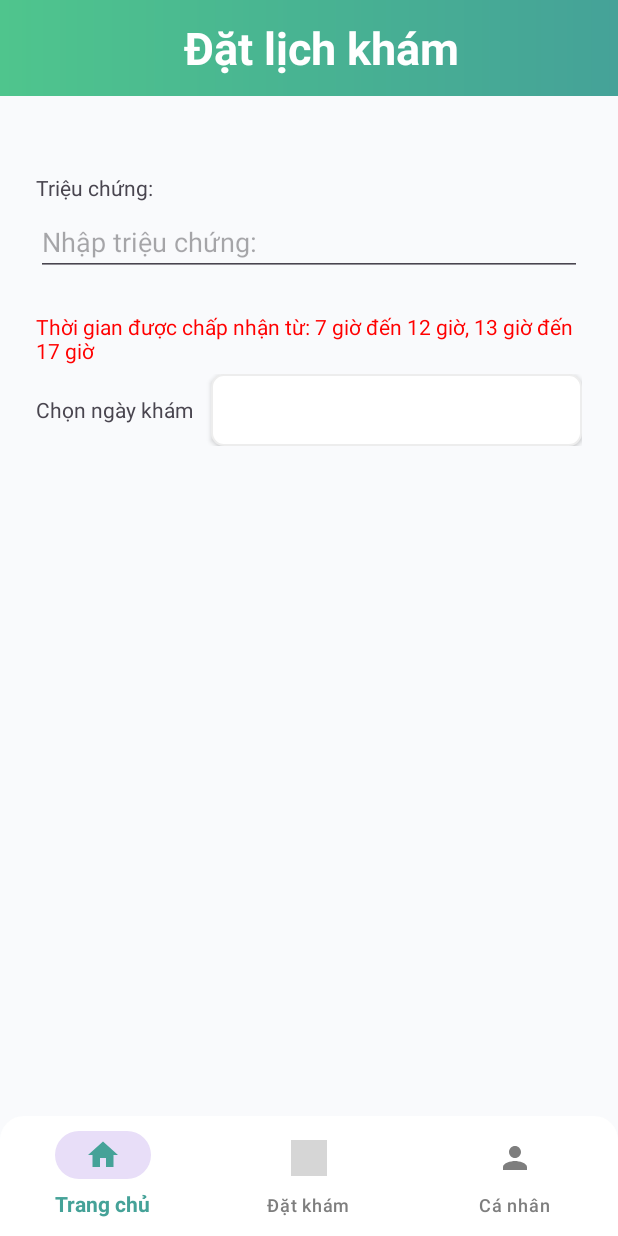
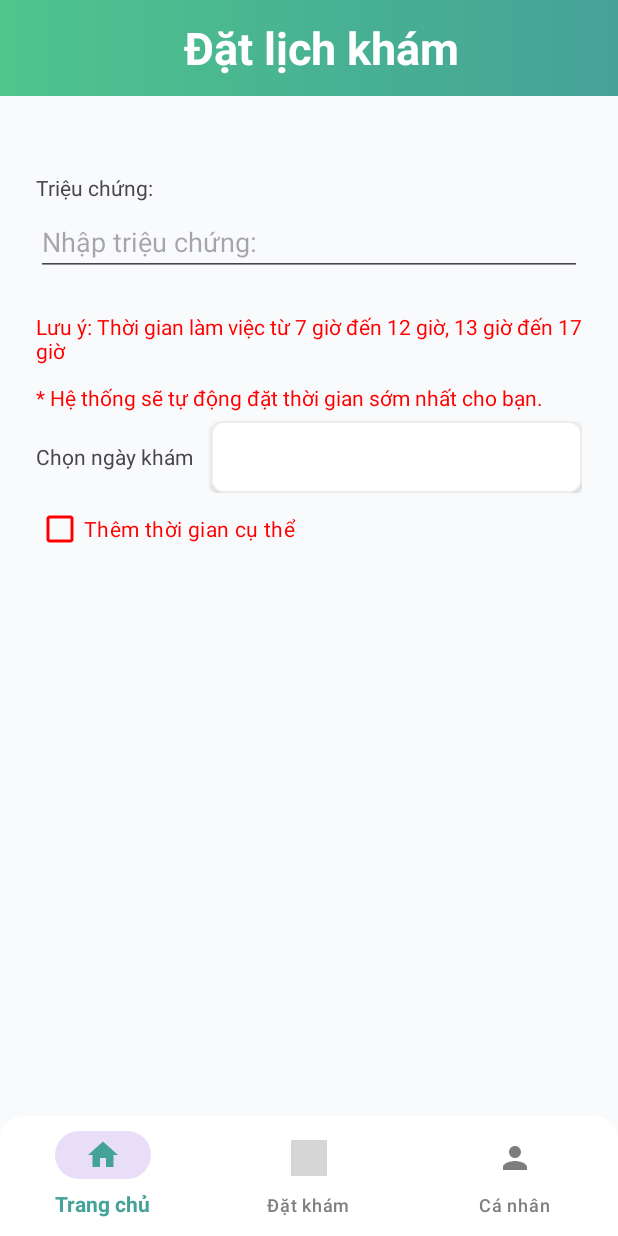
Before and after one commit to hainl2000/VCARE-APP, an Android app: the fragment AppointmentFragment placed in its activity, on a phone screen of 412 x 824 dp. Run offline under Robolectric (Android 15) with nearby library versions, the phone set to English and light mode, and no system bars; our stand-ins replace RxJava, data binding; libraries missing offline, so code that uses them is left out: hu.akarnokd.rxjava3; network calls fail; pictures from the network do not load; 2 statements that could not run were skipped; grey boxes are pictures that could not be loaded.

Commit message:
add new feature for appointment

```diff
--- a/app/src/main/java/com/example/vcare_app/api/api_model/request/AppointmentRequest.kt
+++ b/app/src/main/java/com/example/vcare_app/api/api_model/request/AppointmentRequest.kt
@@ -9,5 +9,6 @@ data class AppointmentRequest(
     @SerializedName("time_in_string") val timeInString: String,
     @SerializedName("identity_number") val identityNumber: String,
     @SerializedName("social_insurance_number") val socialInsuranceNumber: String,
+    val hour: Int?=null,
     val address: String
 )
--- a/app/src/main/java/com/example/vcare_app/api/api_model/response/AppointmentDetailResponse.kt
+++ b/app/src/main/java/com/example/vcare_app/api/api_model/response/AppointmentDetailResponse.kt
@@ -9,6 +9,7 @@ data class AppointmentDetailResponse(
     @SerializedName("user_id") val userId: Int,
     @SerializedName("doctor_id") val doctorId: Int,
     @SerializedName("external_code") val externalCode: String,
+    val order:Int,
     @SerializedName("patient_information") val patientInformation: PatientInformation,
     @SerializedName("medical_condition") val medicalCondition: String,
     val time: String,
--- a/app/src/main/java/com/example/vcare_app/api/api_model/response/AppointmentResponse.kt
+++ b/app/src/main/java/com/example/vcare_app/api/api_model/response/AppointmentResponse.kt
@@ -9,6 +9,7 @@ data class AppointmentResponse(
     @SerializedName("user_id") val userId: Int,
     @SerializedName("doctor_id") val doctorId: Int?,
     @SerializedName("external_code") val externalCode: String,
+    val order:Int?,
     @SerializedName("patient_information") val patientInformation: Map<String, Any>,
     @SerializedName("medical_condition") val medicalCondition: String,
     @SerializedName("time") val time: String,
--- a/app/src/main/java/com/example/vcare_app/api/api_model/response/HistoryAppointment.kt
+++ b/app/src/main/java/com/example/vcare_app/api/api_model/response/HistoryAppointment.kt
@@ -29,5 +29,6 @@ data class HistoryAppointment(
     @SerializedName("fee_paid")
     val feePaid: Boolean,
     val hospital: Hospital,
-    val department: DepartmentOnlyNameResponse
+    val department: DepartmentOnlyNameResponse,
+    val status:String,
 )
--- a/app/src/main/java/com/example/vcare_app/data/repository/AppointmentFlow.kt
+++ b/app/src/main/java/com/example/vcare_app/data/repository/AppointmentFlow.kt
@@ -7,4 +7,8 @@ object AppointmentFlow {
     var hospital_name =""
     var department_name = ""
     var isFromAppointment = false
+    val startAtAM = 7
+    val endAtAM = 12
+    val startAtPM = 13
+    val endAtPM = 17
 }
--- a/app/src/main/java/com/example/vcare_app/present/booking/appointment/AppointmentFragment.kt
+++ b/app/src/main/java/com/example/vcare_app/present/booking/appointment/AppointmentFragment.kt
@@ -7,6 +7,8 @@ import android.os.Bundle
 import android.view.LayoutInflater
 import android.view.View
 import android.view.ViewGroup
+import android.widget.AdapterView
+import android.widget.ArrayAdapter
 import androidx.annotation.RequiresApi
 import androidx.fragment.app.Fragment
 import androidx.lifecycle.ViewModelProvider
@@ -21,6 +23,7 @@ import com.example.vcare_app.utilities.CustomSnackBar
 import com.example.vcare_app.utilities.LoadingDialogManager
 import com.example.vcare_app.utilities.LoadingStatus
 import com.example.vcare_app.utilities.SuccessDialog
+import com.example.vcare_app.utilities.Utilities
 import java.time.LocalTime
 
 // TODO: Rename parameter arguments, choose names that match
@@ -38,6 +41,7 @@ class AppointmentFragment : Fragment() {
     private var param1: String? = null
     private var param2: String? = null
 
+
     override fun onCreate(savedInstanceState: Bundle?) {
         super.onCreate(savedInstanceState)
         arguments?.let {
@@ -49,6 +53,10 @@ class AppointmentFragment : Fragment() {
     lateinit var binding: FragmentAppointmentBinding
     lateinit var viewModel: AppointmentViewModel
     private lateinit var activityViewModel: MainActivityViewModel
+    private val calendar = Calendar.getInstance()
+    private val currentYear = calendar.get(Calendar.YEAR)
+    private val currentMonth = calendar.get(Calendar.MONTH)
+    private val currentDay = calendar.get(Calendar.DAY_OF_MONTH)
 
     @RequiresApi(Build.VERSION_CODES.O)
     override fun onCreateView(
@@ -60,9 +68,16 @@ class AppointmentFragment : Fragment() {
         activityViewModel = ViewModelProvider(requireActivity())[MainActivityViewModel::class.java]
         binding.lifecycleOwner = this
         binding.appointmentFlow = AppointmentFlow
-
+        binding.checkboxAddTime.setOnCheckedChangeListener { buttonView, isChecked ->
+            if (isChecked) {
+                binding.pickPeriodLayout.visibility = View.VISIBLE
+            } else {
+                binding.pickPeriodLayout.visibility = View.GONE
+            }
+        }
         viewModel.getCurrentProfile()
         var datepick = ""
+        var timePick = Utilities.INIT_PERIOD_TIME
         binding.datePickerBtn.setOnClickListener {
             DatePickerDialog(
                 requireActivity(), // Context
@@ -94,7 +109,25 @@ class AppointmentFragment : Fragment() {
                 currentDay, // Initial day
             ).show()
         }
+        val items = Utilities.listPeriod.keys.toList()
+        val adapter =
+            ArrayAdapter(requireContext(), R.layout.item_spinner_custom, items)
+        binding.pickPeriodSpinner.adapter = adapter
+        binding.pickPeriodSpinner.onItemSelectedListener =
+            object : AdapterView.OnItemSelectedListener {
+                override fun onItemSelected(
+                    parent: AdapterView<*>?,
+                    view: View?,
+                    position: Int,
+                    id: Long
+                ) {
+                    timePick = Utilities.listPeriod[items[position]] ?: Utilities.INIT_PERIOD_TIME
+                }
 
+                override fun onNothingSelected(parent: AdapterView<*>?) {
+                    timePick = Utilities.INIT_PERIOD_TIME
+                }
+            }
         viewModel.errorMsg.observe(viewLifecycleOwner) {
             if (it.isNullOrEmpty() && binding.datePickerBtn.text.isNotEmpty()) {
                 binding.errorTv.text = ""
@@ -116,6 +149,7 @@ class AppointmentFragment : Fragment() {
                         datepick,
                         viewModel.profile.value?.identityNumber ?: "",
                         viewModel.profile.value?.socialInsuranceNumber ?: "",
+                        if (binding.checkboxAddTime.isChecked) timePick else null,
                         viewModel.profile.value?.address ?: ""
                     )
                 )
@@ -156,11 +190,6 @@ class AppointmentFragment : Fragment() {
         return binding.root
     }
 
-    private val calendar = Calendar.getInstance()
-    private val currentYear = calendar.get(Calendar.YEAR)
-    private val currentMonth = calendar.get(Calendar.MONTH)
-    private val currentDay = calendar.get(Calendar.DAY_OF_MONTH)
-
     companion object {
         /**
          * Use this factory method to create a new instance of
--- a/app/src/main/java/com/example/vcare_app/utilities/Utilities.kt
+++ b/app/src/main/java/com/example/vcare_app/utilities/Utilities.kt
@@ -16,6 +16,7 @@ import kotlin.math.sqrt
 
 class Utilities {
     companion object {
+        const val INIT_PERIOD_TIME = 7
         fun extractFileNameFromUrl(url: String): String {
             val uri = java.net.URI(url)
             val path = uri.path
@@ -42,9 +43,21 @@ class Utilities {
             return degrees * Math.PI / 180
         }
 
-        fun isExcelFile(url: String):Boolean {
+        fun isExcelFile(url: String): Boolean {
             return url.lowercase().endsWith(".xlsx") || url.lowercase().endsWith(".xls")
         }
+
+        val listPeriod = mapOf(
+            "7h-8h" to 7,
+            "8h-9h" to 8,
+            "9h-10h" to 9,
+            "10h-11h" to 10,
+            "11h-12h" to 11,
+            "13h-14h" to 13,
+            "14h-15h" to 14,
+            "15h-16h" to 15,
+            "16h-17h" to 16,
+        )
     }
 }
 
@@ -54,7 +67,7 @@ fun getImage(imageView: ImageView, url: String?) {
 }
 
 @BindingAdapter("getUrlName")
-fun getUrlName(textView: TextView,url:String){
+fun getUrlName(textView: TextView, url: String) {
     val name = url.split("/").last()
     textView.text = name
 }
--- a/app/src/main/res/layout/fragment_appointment.xml
+++ b/app/src/main/res/layout/fragment_appointment.xml
@@ -69,6 +69,12 @@
                 android:layout_width="match_parent"
                 android:layout_height="wrap_content"
                 android:text="@string/gioihan_thoigian_datlich" />
+            <TextView
+                android:layout_width="match_parent"
+                android:layout_height="wrap_content"
+                android:layout_marginTop="12dp"
+                android:text="@string/pick_appointment_note"
+                android:textColor="@color/error"/>
 
             <LinearLayout
                 android:layout_marginTop="6dp"
@@ -88,6 +94,37 @@
                     android:layout_height="wrap_content"
                     android:layout_marginStart="12dp"
                     android:background="@drawable/button_item_bg" />
+
+            </LinearLayout>
+
+            <CheckBox
+                android:id="@+id/checkbox_add_time"
+                android:layout_width="match_parent"
+                android:layout_height="wrap_content"
+                android:text="@string/add_specific_time"
+                android:textColor="@color/error"
+                android:buttonTint="@color/error"
+                />
+
+            <LinearLayout
+                android:id="@+id/pick_period_layout"
+                android:visibility="gone"
+                android:layout_marginTop="6dp"
+                android:layout_width="match_parent"
+                android:layout_height="wrap_content"
+
+                android:orientation="horizontal">
+
+                <TextView
+                    android:layout_width="wrap_content"
+                    android:layout_height="wrap_content"
+                    android:text="@string/chonthoigiankham" />
+
+                <androidx.appcompat.widget.AppCompatSpinner
+                    android:layout_width="match_parent"
+                    android:layout_height="wrap_content"
+                    android:text="Chọn khoảng thời gian"
+                    android:id="@+id/pick_period_spinner"/>
 
             </LinearLayout>
 
--- a/app/src/main/res/layout/item_history_appointment.xml
+++ b/app/src/main/res/layout/item_history_appointment.xml
@@ -77,7 +77,7 @@
                     android:layout_height="wrap_content"
                     android:layout_alignParentEnd="true"
                     android:layout_centerInParent="true"
-                    android:text="@{history.finished? `Hoàn thành`: `Chưa hoàn thành`}"
+                    android:text="@{history.status}"
                     android:textColor="@color/strong_green"
                     android:textSize="@dimen/text_information_size"
                     android:textStyle="bold" />
--- a/app/src/main/res/values/strings.xml
+++ b/app/src/main/res/values/strings.xml
@@ -27,7 +27,8 @@
     <string name="dat_kham">Đặt khám</string>
     <string name="thoigiandatlichkham">Thời gian khám</string>
     <string name="chonlichkham">Chọn ngày khám</string>
-    <string name="gioihan_thoigian_datlich">Thời gian được chấp nhận từ: 7 giờ đến 12 giờ, 13 giờ đến 17 giờ</string>
+    <string name="chonthoigiankham">Chọn thời gian khám</string>
+    <string name="gioihan_thoigian_datlich">Lưu ý: Thời gian làm việc từ 7 giờ đến 12 giờ, 13 giờ đến 17 giờ</string>
     <string name="logout">Đăng xuất</string>
     <string name="edit">Chỉnh sửa</string>
     <string name="history">
@@ -47,7 +48,9 @@
     <string name="information">Thông tin: </string>
     <string name="department">Khoa: </string>
     <string name="doctor">Bác sĩ: </string>
-    <string name="external_code">Code: </string>
+    <string name="external_code">Mã khám: </string>
+    <string name="serial">Số thứ tự: </string>
+    <string name="examination_time">Thời gian khám (Dự kiến): </string>
     <string name="detail_appointment_title">Thông tin</string>
     <string name="ok">OK</string>
     <string name="symptom">Triệu chứng: </string>
@@ -64,4 +67,6 @@
     <string name="notification_permission_denied">Hãy cho phép quyền được thông báo để chúng tôi có thể thông báo cho bạn những thông tin cần thiết.</string>
     <string name="list_used_service">Các loại khám</string>
     <string name="back_to_home">Về màn hình chính</string>
+    <string name="add_specific_time">Thêm thời gian cụ thể</string>
+    <string name="pick_appointment_note">* Hệ thống sẽ tự động đặt thời gian sớm nhất cho bạn.</string>
 </resources>
```
Also changed, not shown: app/src/main/res/layout/fragment_appointment_detail.xml (+39 -0 lines), app/src/main/res/layout/item_spinner_custom.xml (added, +13 -0 lines).
